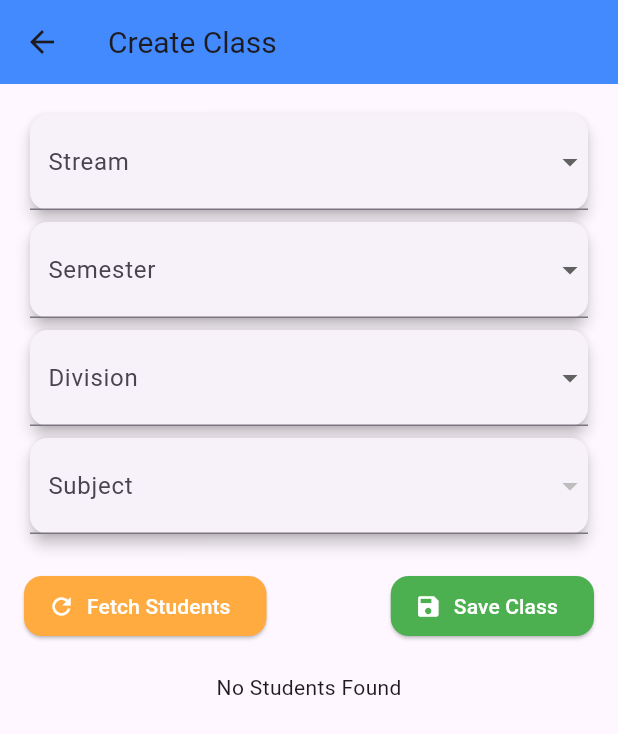
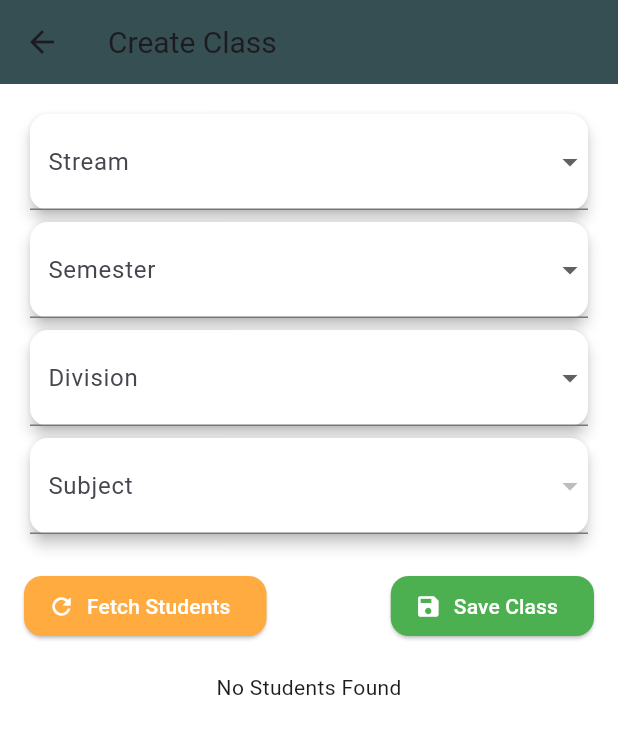
Before and after one commit to RushilBeladiya/Sascma, a Flutter app: the FacultyAttendanceScreen screen opened directly, after a tap on the "add" icon, on a phone screen of 412 x 824 dp. Shown: the top 734 px of the screen. Run offline on Flutter 3.47's test engine with Material 3 defaults, Android fonts, the phone set to English and light mode, and no system bars; our stand-ins replace cloud_firestore, file_picker, firebase_auth, firebase_core, firebase_database, firebase_storage and 8 more; missing offline and left inert: flutter_pdfview, mailer, razorpay_flutter; accounts and stored records are empty.

```diff
--- a/lib/core/utils/colors.dart
+++ b/lib/core/utils/colors.dart
@@ -2,9 +2,15 @@ import 'package:flutter/material.dart';
 
 class AppColor {
   static Color appBackGroundColor = const Color(0xffffffff);
-  static Color primaryColor = const Color(0xff1B4965);
+  static Color primaryColor = const Color(0xff354f52);
   static Color blackColor = const Color(0xff000000);
   static Color whiteColor = const Color(0xffffffff);
   static Color greyColor = const Color(0xffAFAFAF);
   static Color containerColor = const Color(0xff050a25);
+  static Color successColor = Color(0xFF4CAF50);
+  static Color errorColor = Color(0xFFF44336);
+  static Color warningColor = Color(0xFFFFC107);
+  static Color textColor = Color(0xFF212121);
+  static Color cardColor = Color(0xFFFFFFFF);
+  static Color iconColor = Color(0xFF757575);
 }
--- a/lib/screens/faculty_screens/attendance_screen/faculty_attendance_main_screen.dart
+++ b/lib/screens/faculty_screens/attendance_screen/faculty_attendance_main_screen.dart
@@ -1,6 +1,7 @@
 import 'package:firebase_database/firebase_database.dart';
 import 'package:flutter/material.dart';
 import 'package:get/get.dart';
+import 'package:sascma/core/utils/colors.dart';
 import 'package:sascma/screens/faculty_screens/attendance_screen/faculty_attendance_taking_screen.dart';
 import 'package:sascma/screens/faculty_screens/attendance_screen/faculty_class_create_screen.dart';
 
@@ -33,42 +34,51 @@ class _FacultyAttendanceScreenState extends State<FacultyAttendanceScreen> {
   Widget build(BuildContext context) {
     return Scaffold(
       appBar: AppBar(
-        title: Text(
+        title: const Text(
           'Class Manager',
           style: TextStyle(fontSize: 22, fontWeight: FontWeight.bold),
         ),
-        backgroundColor: Colors.blueAccent,
+        backgroundColor: AppColor.primaryColor,
+        elevation: 4,
       ),
-      body: Column(
+      body: Container(
+        color: AppColor.appBackGroundColor,
+        child: Column(
           children: [
             Obx(() {
               if (_facultyHomeController.facultyModel.value.uid.isEmpty) {
-              return Center(child: CircularProgressIndicator());
+                return const Center(child: CircularProgressIndicator());
               }
               return Padding(
                 padding: const EdgeInsets.all(16.0),
                 child: Card(
-                elevation: 4,
+                  elevation: 6,
                   shape: RoundedRectangleBorder(
                       borderRadius: BorderRadius.circular(12)),
+                  color: Colors.white,
                   child: ListTile(
                     leading: CircleAvatar(
-                    backgroundColor: Colors.blue,
-                    child: Icon(Icons.person, color: Colors.white),
+                      backgroundColor: AppColor.primaryColor,
+                      child: const Icon(Icons.person, color: Colors.white),
                     ),
                     title: Text(
-                    "${_facultyHomeController.facultyModel.value.firstName} ${_facultyHomeController.facultyModel.value.lastName} ${_facultyHomeController.facultyModel.value.surName}",
-                    style: TextStyle(fontSize: 18, fontWeight: FontWeight.bold),
+                      "${_facultyHomeController.facultyModel.value.firstName} "
+                      "${_facultyHomeController.facultyModel.value.lastName} "
+                      "${_facultyHomeController.facultyModel.value.surName}",
+                      style: const TextStyle(
+                          fontSize: 18, fontWeight: FontWeight.bold),
                     ),
                     subtitle: Column(
                       crossAxisAlignment: CrossAxisAlignment.start,
                       children: [
                         Text(
                           "Phone: ${_facultyHomeController.facultyModel.value.phoneNumber}",
-                          style: TextStyle(fontSize: 14)),
+                          style: const TextStyle(fontSize: 14),
+                        ),
                         Text(
                           "Email: ${_facultyHomeController.facultyModel.value.email}",
-                          style: TextStyle(fontSize: 14)),
+                          style: const TextStyle(fontSize: 14),
+                        ),
                       ],
                     ),
                   ),
@@ -83,11 +93,11 @@ class _FacultyAttendanceScreenState extends State<FacultyAttendanceScreen> {
                 builder: (context, AsyncSnapshot<DatabaseEvent> snapshot) {
                   if (!snapshot.hasData ||
                       snapshot.data!.snapshot.value == null) {
-                  return Center(
+                    return const Center(
                       child: Text(
                         "No Classes Created",
-                      style:
-                          TextStyle(fontSize: 18, fontWeight: FontWeight.bold),
+                        style: TextStyle(
+                            fontSize: 18, fontWeight: FontWeight.bold),
                       ),
                     );
                   }
@@ -96,7 +106,10 @@ class _FacultyAttendanceScreenState extends State<FacultyAttendanceScreen> {
                       snapshot.data!.snapshot.value as Map);
                   List<Map<String, dynamic>> createdClasses =
                       classMap.entries.map((e) {
-                  return {'key': e.key, ...Map<String, dynamic>.from(e.value)};
+                    return {
+                      'key': e.key,
+                      ...Map<String, dynamic>.from(e.value)
+                    };
                   }).toList();
 
                   // Filter classes by faculty phone number
@@ -106,11 +119,11 @@ class _FacultyAttendanceScreenState extends State<FacultyAttendanceScreen> {
                   }).toList();
 
                   if (createdClasses.isEmpty) {
-                  return Center(
+                    return const Center(
                       child: Text(
                         "No classes found for this faculty",
-                      style:
-                          TextStyle(fontSize: 18, fontWeight: FontWeight.bold),
+                        style: TextStyle(
+                            fontSize: 18, fontWeight: FontWeight.bold),
                       ),
                     );
                   }
@@ -124,26 +137,28 @@ class _FacultyAttendanceScreenState extends State<FacultyAttendanceScreen> {
                         padding: const EdgeInsets.symmetric(
                             horizontal: 16, vertical: 8),
                         child: Card(
-                        elevation: 4,
+                          elevation: 6,
                           shape: RoundedRectangleBorder(
                               borderRadius: BorderRadius.circular(12)),
+                          color: Colors.white,
                           child: ListTile(
                             contentPadding: const EdgeInsets.all(16),
                             leading: CircleAvatar(
-                            backgroundColor: Colors.blue,
-                            child: Icon(Icons.school, color: Colors.white),
+                              backgroundColor: AppColor.primaryColor,
+                              child:
+                                  const Icon(Icons.school, color: Colors.white),
                             ),
                             title: Text(
-                            '${classData['stream']} - ${classData['semester']}-${classData['division']}', // Added \n for new line
-                            style: TextStyle(
+                              '${classData['stream']} - ${classData['semester']}-${classData['division']}',
+                              style: const TextStyle(
                                   fontSize: 18, fontWeight: FontWeight.bold),
                             ),
                             subtitle: Text(
                               'Subject: ${classData['subject']}',
-                            style: TextStyle(fontSize: 16),
+                              style: const TextStyle(fontSize: 16),
                             ),
                             trailing: IconButton(
-                            icon: Icon(Icons.delete, color: Colors.red),
+                              icon: const Icon(Icons.delete, color: Colors.red),
                               onPressed: () => _deleteClass(classData['key']),
                             ),
                             onTap: () {
@@ -166,6 +181,7 @@ class _FacultyAttendanceScreenState extends State<FacultyAttendanceScreen> {
             ),
           ],
         ),
+      ),
 
       // Floating Action Button
       floatingActionButton: FloatingActionButton(
@@ -179,8 +195,8 @@ class _FacultyAttendanceScreenState extends State<FacultyAttendanceScreen> {
                     )),
           );
         },
-        backgroundColor: Colors.green,
-        child: Icon(Icons.add, color: Colors.white),
+        backgroundColor: AppColor.primaryColor,
+        child: const Icon(Icons.add, color: Colors.white),
       ),
     );
   }
--- a/lib/screens/faculty_screens/attendance_screen/faculty_class_create_screen.dart
+++ b/lib/screens/faculty_screens/attendance_screen/faculty_class_create_screen.dart
@@ -1,6 +1,7 @@
 import 'package:firebase_database/firebase_database.dart';
 import 'package:flutter/material.dart';
 import 'package:get/get.dart';
+import 'package:sascma/core/utils/colors.dart'; // Import your custom AppColor
 
 import '../../../../controller/main/attendence_controller.dart';
 
@@ -108,26 +109,26 @@ class _CreateClassScreenState extends State<CreateClassScreen> {
 
         if (students.isNotEmpty) {
           Get.snackbar("Success", "Students fetched successfully!",
-              backgroundColor: Colors.green, colorText: Colors.white);
+              backgroundColor: AppColor.successColor, colorText: Colors.white);
         } else {
           Get.snackbar("No Students", "No students found. Try again!",
-              backgroundColor: Colors.orange, colorText: Colors.white);
+              backgroundColor: AppColor.warningColor, colorText: Colors.white);
         }
       } catch (e) {
         setState(() => isFetching = false);
         Get.snackbar("Error", "Failed to fetch students. Try again!",
-            backgroundColor: Colors.red, colorText: Colors.white);
+            backgroundColor: AppColor.errorColor, colorText: Colors.white);
       }
     } else {
       Get.snackbar("Warning", "Select Stream, Semester, and Division.",
-          backgroundColor: Colors.orange, colorText: Colors.white);
+          backgroundColor: AppColor.warningColor, colorText: Colors.white);
     }
   }
 
   Future<void> saveClass() async {
     if (students.isEmpty) {
       Get.snackbar("Error", "Fetch students before saving!",
-          backgroundColor: Colors.red, colorText: Colors.white);
+          backgroundColor: AppColor.errorColor, colorText: Colors.white);
       return;
     }
 
@@ -148,7 +149,7 @@ class _CreateClassScreenState extends State<CreateClassScreen> {
       if (classExists) {
         Get.snackbar("Error",
             "Class for this subject in the same division already exists",
-            backgroundColor: Colors.red, colorText: Colors.white);
+            backgroundColor: AppColor.errorColor, colorText: Colors.white);
         return;
       }
     }
@@ -165,7 +166,7 @@ class _CreateClassScreenState extends State<CreateClassScreen> {
     await _dbRef.push().set(newClass);
 
     Get.snackbar("Success", "Class saved successfully!",
-        backgroundColor: Colors.green, colorText: Colors.white);
+        backgroundColor: AppColor.successColor, colorText: Colors.white);
 
     Navigator.pop(context);
   }
@@ -173,9 +174,10 @@ class _CreateClassScreenState extends State<CreateClassScreen> {
   @override
   Widget build(BuildContext context) {
     return Scaffold(
+      backgroundColor: AppColor.appBackGroundColor,
       appBar: AppBar(
-        title: Text('Create Class', style: TextStyle(fontSize: 20)),
-        backgroundColor: Colors.blueAccent,
+        title: const Text('Create Class', style: TextStyle(fontSize: 20)),
+        backgroundColor: AppColor.primaryColor,
       ),
       body: SingleChildScrollView(
         padding: const EdgeInsets.all(16.0),
@@ -207,8 +209,8 @@ class _CreateClassScreenState extends State<CreateClassScreen> {
               children: [
                 ElevatedButton.icon(
                   onPressed: fetchStudents,
-                  icon: Icon(Icons.refresh),
-                  label: Text('Fetch Students'),
+                  icon: const Icon(Icons.refresh),
+                  label: const Text('Fetch Students'),
                   style: ElevatedButton.styleFrom(
                     backgroundColor: Colors.orangeAccent,
                     foregroundColor: Colors.white,
@@ -219,10 +221,10 @@ class _CreateClassScreenState extends State<CreateClassScreen> {
                 ),
                 ElevatedButton.icon(
                   onPressed: saveClass,
-                  icon: Icon(Icons.save),
-                  label: Text('Save Class'),
+                  icon: const Icon(Icons.save),
+                  label: const Text('Save Class'),
                   style: ElevatedButton.styleFrom(
-                    backgroundColor: Colors.green,
+                    backgroundColor: AppColor.successColor,
                     foregroundColor: Colors.white,
                     shape: RoundedRectangleBorder(
                       borderRadius: BorderRadius.circular(12),
@@ -266,6 +268,7 @@ class _CreateClassScreenState extends State<CreateClassScreen> {
       void Function(String?) onChanged) {
     return Card(
       elevation: 4,
+      color: AppColor.appBackGroundColor,
       shape: RoundedRectangleBorder(borderRadius: BorderRadius.circular(12)),
       child: DropdownButtonFormField<String>(
         decoration: InputDecoration(
```
Also changed, not shown: lib/screens/faculty_screens/attendance_screen/faculty_attendance_taking_screen.dart (+37 -29 lines), lib/screens/student_screens/fees_payment_screen/fess_paying_screen.dart (+23 -19 lines). Lines whose indentation alone changed are shown as unchanged.
